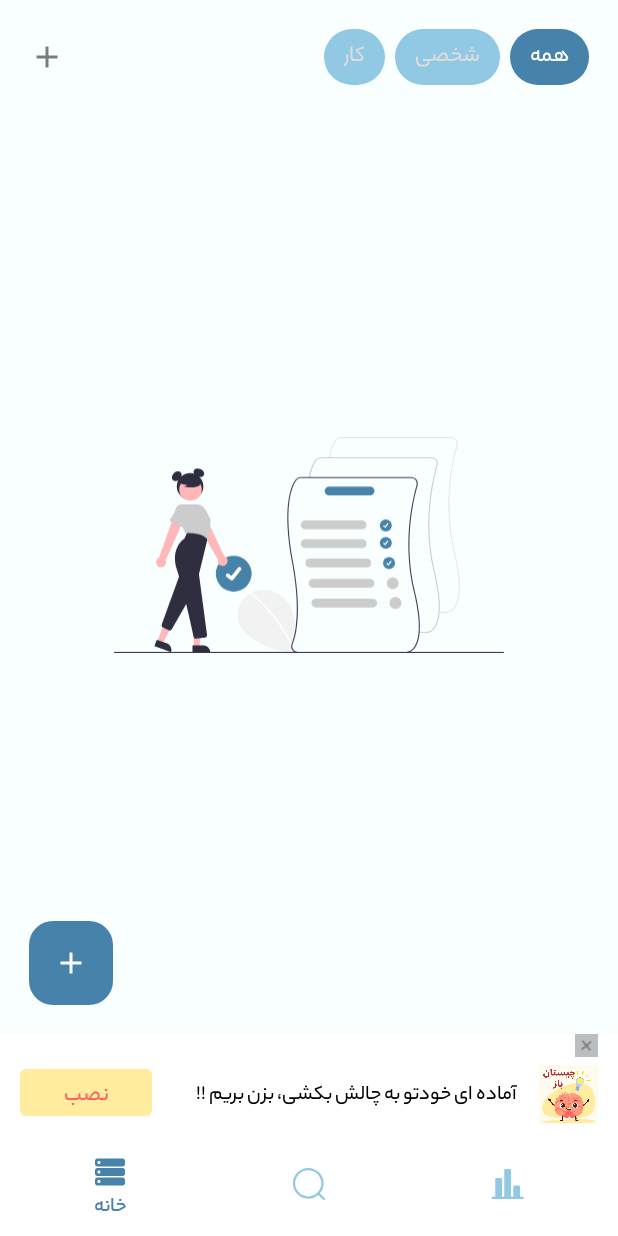
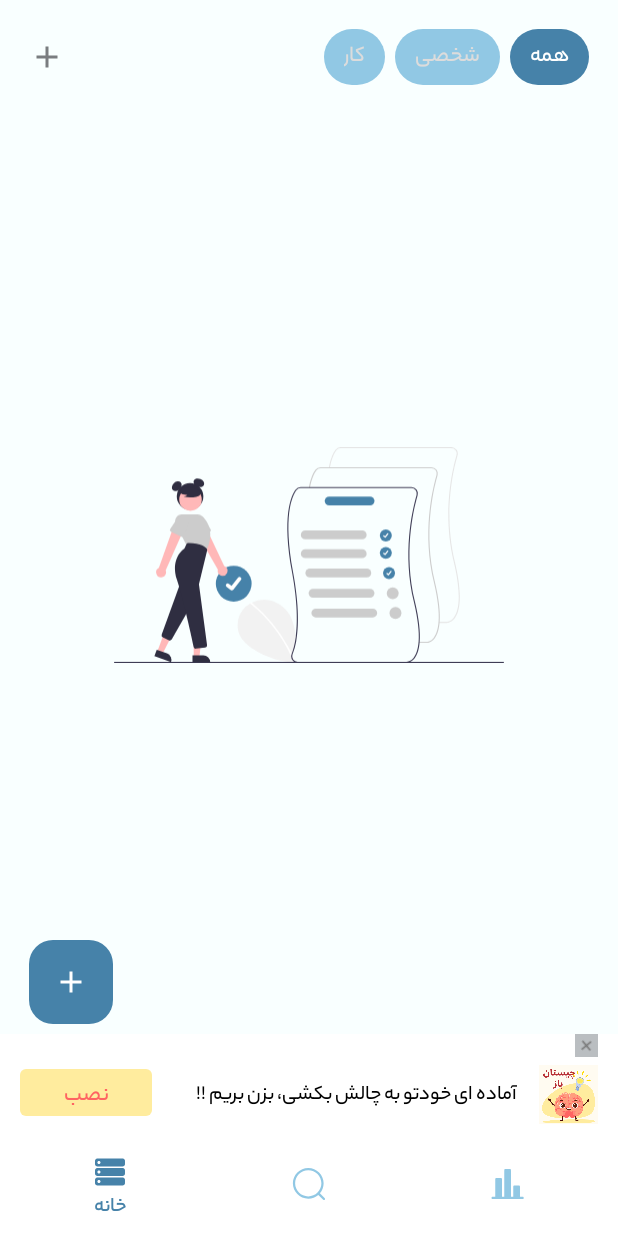
Before and after one commit to SaaraSaber/ToDoList, an Android app: the screen it shows after launch (MainActivity), on a phone screen of 412 x 824 dp. Run offline under Robolectric (Android 15) with nearby library versions, the phone set to English and light mode, and no system bars; our stand-ins replace Room's generated code, navigation-ui, sdp/ssp sizes.

Commit message:
code improvement

```diff
--- a/app/src/main/res/layout/fragment_home.xml
+++ b/app/src/main/res/layout/fragment_home.xml
@@ -4,7 +4,10 @@
     xmlns:tools="http://schemas.android.com/tools"
     android:layout_width="match_parent"
     android:layout_height="match_parent"
-    android:layout_margin="@dimen/padding_all_screen"
+    android:layout_marginTop="@dimen/padding_all_screen"
+    android:layout_marginEnd="@dimen/padding_all_screen"
+    android:layout_marginStart="@dimen/padding_all_screen"
+    android:layout_marginBottom="@dimen/_5sdp"
     android:background="@color/colorBackground">
 
     <LinearLayout
```
